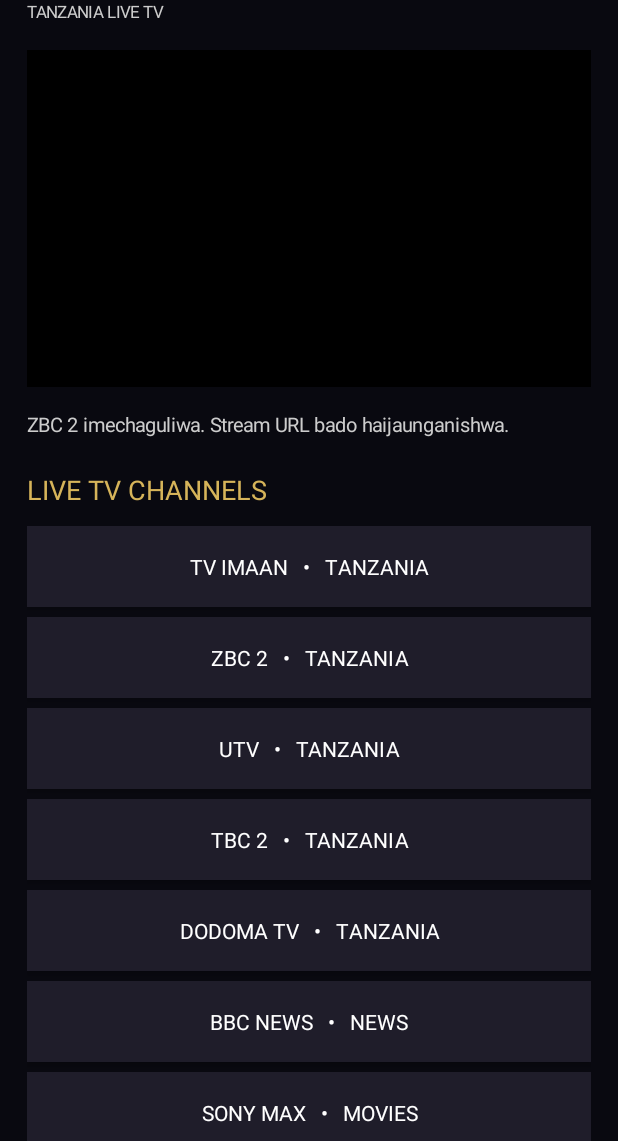
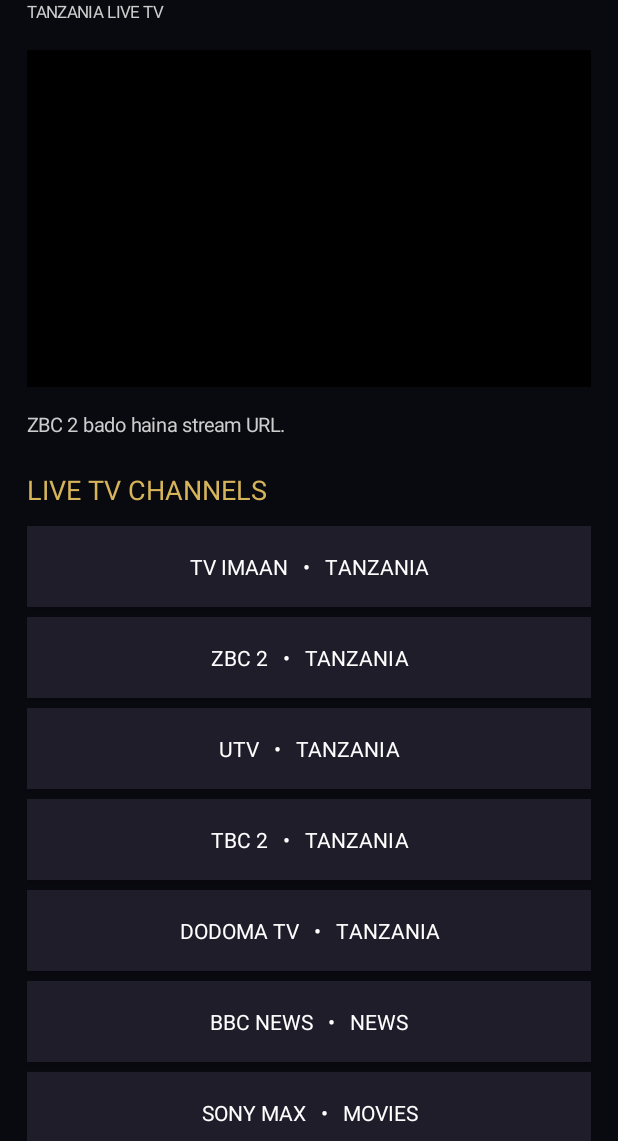
Before and after one commit to majidishaweji602-a11y/prince-tv-android, an Android app: the screen it shows after launch (MainActivity), after a tap on an icon or button, on a phone screen of 412 x 824 dp, the part 95-1236 px from its top. Run offline under Robolectric (Android 15) with nearby library versions, the phone set to English and light mode, and no system bars; 1 other tap on this screen came first.

Commit message:
Update MainActivity.kt

```diff
--- a/app/src/main/java/com/princetv/app/MainActivity.kt
+++ b/app/src/main/java/com/princetv/app/MainActivity.kt
@@ -125,6 +125,7 @@ class MainActivity : AppCompatActivity() {
                 playUrl(urlInput.text.toString().trim())
             }
         }
+
         page.addView(
             playButton,
             LinearLayout.LayoutParams(-1, dp(52))
@@ -160,9 +161,14 @@ class MainActivity : AppCompatActivity() {
             channelList.removeAllViews()
 
             for (i in 0 until channels.length()) {
+
                 val channel = channels.getJSONObject(i)
+
                 val name = channel.getString("name")
                 val category = channel.getString("category")
+                val streamUrl = channel.optString(
+                    "streamUrl", ""
+                ).trim()
 
                 val channelButton = Button(this).apply {
                     text = "$name   •   $category"
@@ -171,13 +177,24 @@ class MainActivity : AppCompatActivity() {
                     setBackgroundColor(Color.rgb(31, 29, 42))
 
                     setOnClickListener {
-                        status.text =
-                            "$name imechaguliwa. Stream URL bado haijaunganishwa."
-                        Toast.makeText(
-                            this@MainActivity,
-                            name,
-                            Toast.LENGTH_SHORT
-                        ).show()
+
+                        if (streamUrl.isNotBlank()) {
+
+                            status.text = "Inaunganisha $name..."
+
+                            playUrl(streamUrl)
+
+                        } else {
+
+                            status.text =
+                                "$name bado haina stream URL."
+
+                            Toast.makeText(
+                                this@MainActivity,
+                                "Stream ya $name bado haijawekwa",
+                                Toast.LENGTH_SHORT
+                            ).show()
+                        }
                     }
                 }
 
@@ -192,14 +209,18 @@ class MainActivity : AppCompatActivity() {
                 )
             }
 
-            status.text = "${channels.length()} channels zimepatikana"
+            status.text =
+                "${channels.length()} channels zimepatikana"
 
         } catch (e: Exception) {
-            status.text = "Imeshindwa kusoma channels.json: ${e.message}"
+
+            status.text =
+                "Imeshindwa kusoma channels.json: ${e.message}"
         }
     }
 
     private fun detectMimeType(url: String): String? {
+
         val uri = Uri.parse(url)
 
         val extension = (
@@ -218,20 +239,24 @@ class MainActivity : AppCompatActivity() {
     }
 
     private fun playUrl(url: String) {
+
         if (
             url.isBlank() ||
             !(url.startsWith("https://", true) ||
               url.startsWith("http://", true))
         ) {
+
             Toast.makeText(
                 this,
                 "Weka URL sahihi",
                 Toast.LENGTH_SHORT
             ).show()
+
             return
         }
 
         releasePlayer()
+
         status.text = "Inaunganisha kwenye server..."
 
         val httpFactory = DefaultHttpDataSource.Factory()
@@ -241,7 +266,9 @@ class MainActivity : AppCompatActivity() {
             .setConnectTimeoutMs(15000)
             .setReadTimeoutMs(20000)
             .setAllowCrossProtocolRedirects(true)
-            .setDefaultRequestProperties(mapOf("Accept" to "*/*"))
+            .setDefaultRequestProperties(
+                mapOf("Accept" to "*/*")
+            )
 
         val extractors = DefaultExtractorsFactory()
             .setTsExtractorFlags(
@@ -253,7 +280,8 @@ class MainActivity : AppCompatActivity() {
             DefaultMediaSourceFactory(this, extractors)
                 .setDataSourceFactory(httpFactory)
 
-        val itemBuilder = MediaItem.Builder().setUri(url)
+        val itemBuilder = MediaItem.Builder()
+            .setUri(url)
 
         detectMimeType(url)?.let {
             itemBuilder.setMimeType(it)
@@ -263,21 +291,29 @@ class MainActivity : AppCompatActivity() {
             .setMediaSourceFactory(mediaSourceFactory)
             .build()
             .also { exo ->
+
                 playerView.player = exo
 
                 exo.addListener(object : Player.Listener {
+
                     override fun onPlaybackStateChanged(
                         playbackState: Int
                     ) {
+
                         status.text = when (playbackState) {
+
                             Player.STATE_BUFFERING ->
                                 "Inapokea data kutoka server..."
+
                             Player.STATE_READY ->
                                 "Video iko tayari kucheza"
+
                             Player.STATE_ENDED ->
                                 "Stream imeisha"
+
                             Player.STATE_IDLE ->
                                 "Player imesimama"
+
                             else ->
                                 "Inaandaa video..."
                         }
@@ -286,6 +322,7 @@ class MainActivity : AppCompatActivity() {
                     override fun onPlayerError(
                         error: PlaybackException
                     ) {
+
                         status.text =
                             "KOSA: ${error.errorCodeName} — ${error.message ?: "Hakuna maelezo"}"
                     }
@@ -298,13 +335,17 @@ class MainActivity : AppCompatActivity() {
     }
 
     private fun dp(value: Int): Int {
-        return (value * resources.displayMetrics.density).toInt()
+        return (
+            value * resources.displayMetrics.density
+        ).toInt()
     }
 
     private fun releasePlayer() {
+
         if (::playerView.isInitialized) {
             playerView.player = null
         }
+
         player?.release()
         player = null
     }
```
